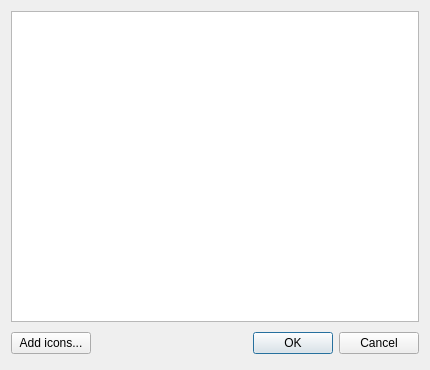
Qt form src/Gui/DlgChooseIcon.ui (berndhahnebach/All_FreeCAD) before a commit.
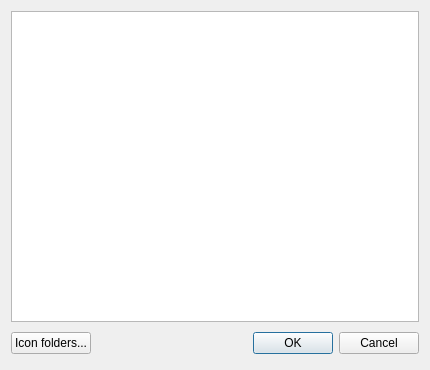
The same form after that commit.

Commit message: + fixes #0001859: Unable to select PNG files for icons for macros in Tools-Customize

```diff
--- a/src/Gui/DlgChooseIcon.ui
+++ b/src/Gui/DlgChooseIcon.ui
@@ -35,7 +35,7 @@
      <item>
       <widget class="QPushButton" name="addButton">
        <property name="text">
-        <string>Add icons...</string>
+        <string>Icon folders...</string>
        </property>
       </widget>
      </item>
```
The commit also changes 4 other files.
